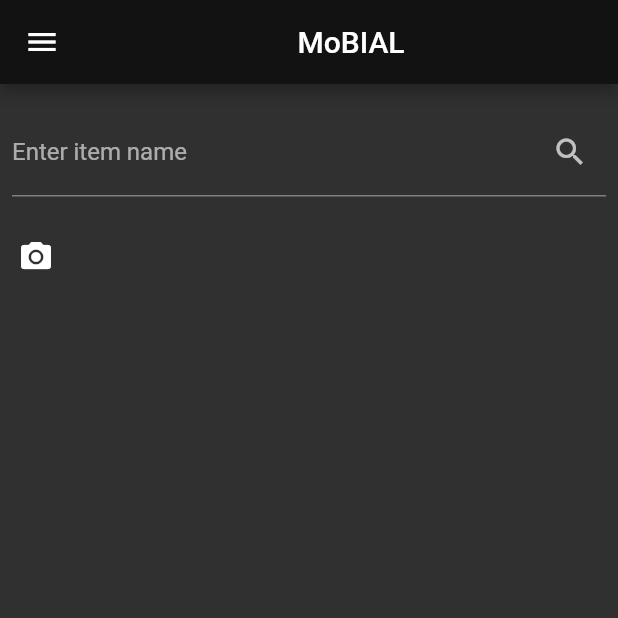
After one commit to ayushkulshrestha2001/mobial, a Flutter app: the Custom_duty screen opened directly, on a phone screen of 412 x 824 dp, the top half of it. The commit adds this screen. Run offline on Flutter 3.47's test engine with Material 2 defaults, Android fonts, the phone set to English and light mode, and no system bars; our stand-ins replace flutter_advanced_drawer, font_awesome_flutter, image_picker.

Commit message:
theme and custom duty page

```diff
--- /dev/null
+++ b/lib/custom_duty.dart
@@ -0,0 +1,58 @@
+import 'dart:io';
+import 'package:image_picker/image_picker.dart';
+import 'package:flutter/material.dart';
+import 'package:mobial/widgets/drawer.dart';
+import 'package:mobial/widgets/header.dart';
+
+class Custom_duty extends StatefulWidget {
+  Custom_duty({Key? key}) : super(key: key);
+
+  @override
+  _Custom_dutyState createState() => _Custom_dutyState();
+}
+
+class _Custom_dutyState extends State<Custom_duty> {
+  File? selectedImage;
+  handleCamera() async {
+    Navigator.pop(context);
+    XFile? file = await ImagePicker()
+        .pickImage(source: ImageSource.camera, maxHeight: 675, maxWidth: 690);
+    setState(() {
+      this.selectedImage = File(file!.path);
+    });
+  }
+
+  @override
+  Widget build(BuildContext context) {
+    return Center(
+      child: Scaffold(
+        appBar: header(context),
+        drawer: drawer(context),
+        body: Column(
+          crossAxisAlignment: CrossAxisAlignment.start,
+          children: <Widget>[
+            Padding(
+              padding: EdgeInsets.symmetric(horizontal: 8, vertical: 16),
+              child: TextFormField(
+                decoration: InputDecoration(
+                  suffixIcon: IconButton(
+                    onPressed: () {
+                      print("helo");
+                    },
+                    icon: Icon(Icons.search),
+                  ),
+                  border: UnderlineInputBorder(),
+                  labelText: 'Enter item name',
+                ),
+              ),
+            ),
+            IconButton(
+              onPressed: handleCamera,
+              icon: Icon(Icons.camera_alt),
+            ),
+          ],
+        ),
+      ),
+    );
+  }
+}
--- /dev/null
+++ b/lib/widgets/drawer.dart
@@ -0,0 +1,69 @@
+import 'package:flutter/material.dart';
+import 'package:flutter_advanced_drawer/flutter_advanced_drawer.dart';
+
+Widget drawer(BuildContext context) {
+  return Drawer(
+    child: ListView(
+      padding: EdgeInsets.zero,
+      children: [
+        const DrawerHeader(
+          decoration: BoxDecoration(
+            color: Colors.blue,
+          ),
+          child: Text('moBIAL'),
+        ),
+        ListTile(
+          title: const Text('Account'),
+          leading: IconButton(
+            icon: const Icon(Icons.account_circle_outlined),
+            tooltip: 'Show Snackbar',
+            onPressed: () {
+              ScaffoldMessenger.of(context).showSnackBar(
+                  const SnackBar(content: Text('This is a snackbar')));
+            },
+          ),
+          onTap: () {
+            // Update the state of the app
+            // ...
+            // Then close the drawer
+            Navigator.pop(context);
+          },
+        ),
+        ListTile(
+          title: const Text('Settings'),
+          leading: IconButton(
+            icon: const Icon(Icons.settings),
+            tooltip: 'Show Snackbar',
+            onPressed: () {
+              ScaffoldMessenger.of(context).showSnackBar(
+                  const SnackBar(content: Text('This is a snackbar')));
+            },
+          ),
+          onTap: () {
+            // Update the state of the app
+            // ...
+            // Then close the drawer
+            Navigator.pop(context);
+          },
+        ),
+        ListTile(
+          title: const Text('Privacy Policy'),
+          leading: IconButton(
+            icon: const Icon(Icons.privacy_tip),
+            tooltip: 'Show Snackbar',
+            onPressed: () {
+              ScaffoldMessenger.of(context).showSnackBar(
+                  const SnackBar(content: Text('This is a snackbar')));
+            },
+          ),
+          onTap: () {
+            // Update the state of the app
+            // ...
+            // Then close the drawer
+            Navigator.pop(context);
+          },
+        ),
+      ],
+    ),
+  );
+}
--- /dev/null
+++ b/lib/widgets/header.dart
@@ -0,0 +1,9 @@
+import 'package:flutter/material.dart';
+
+AppBar header(BuildContext context) {
+  return AppBar(
+    title: Center(
+      child: Text("MoBIAL"),
+    ),
+  );
+}
--- a/pubspec.yaml
+++ b/pubspec.yaml
@@ -33,6 +33,8 @@
   flutter_test:
     sdk: flutter
   font_awesome_flutter:
+  flutter_advanced_drawer: ^1.3.0
+  image_picker: ^0.8.4+4
 
 # For information on the generic Dart part of this file, see the
 # following page: https://dart.dev/tools/pub/pubspec
```
Also changed, not shown: lib/Ticket.dart (+4 -101 lines), lib/car_service.dart (added, +17 -0 lines), lib/home.dart (added, +82 -0 lines), lib/main.dart (+18 -3 lines), lib/meet.dart (added, +17 -0 lines), lib/qr_scan.dart (added, +17 -0 lines), pubspec.lock.
